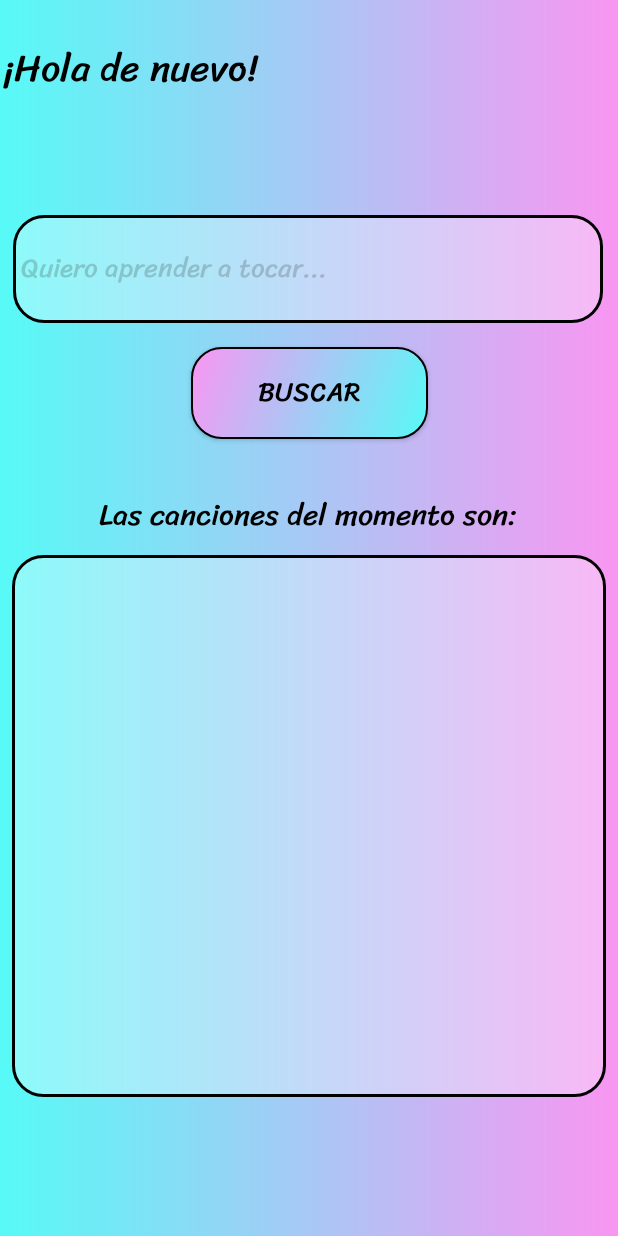
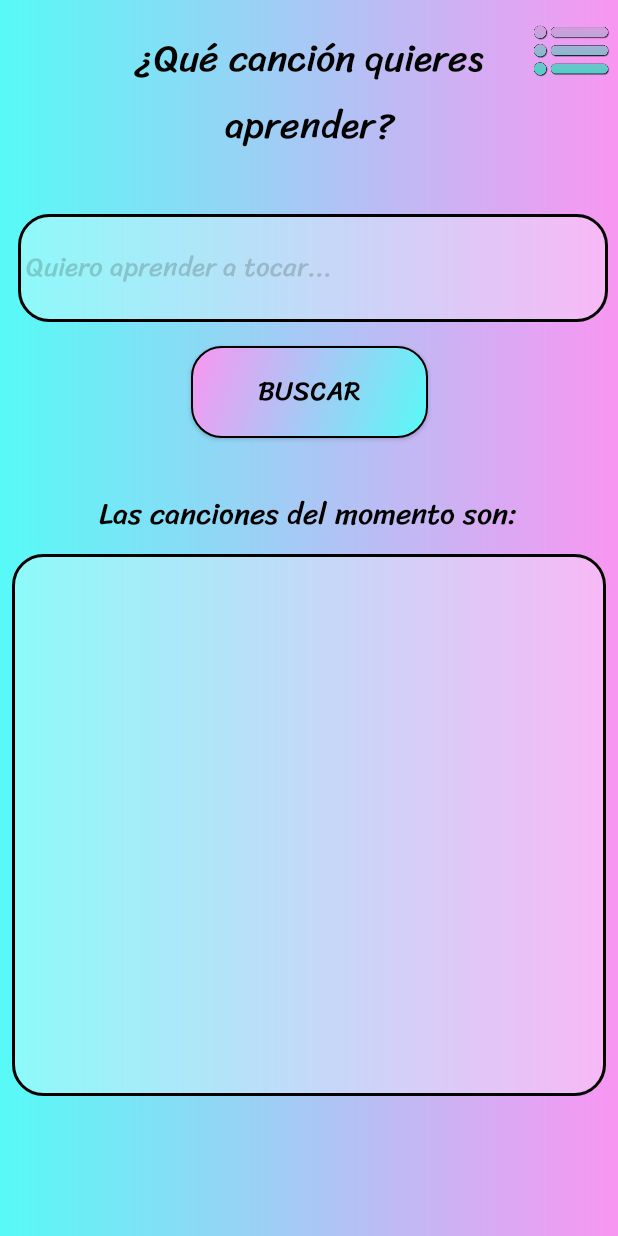
Before and after one commit to JBetancur0/PlayTabs_TFG, an Android app: the main_menu_activity screen opened directly, with no data from a screen before it, on a phone screen of 412 x 824 dp. Run offline under Robolectric (Android 15) with nearby library versions, the phone set to English and light mode, and no system bars; our stand-ins replace Firebase (no records; nobody signed in at launch, a user with empty details on screens opened directly); Roboto replaces fonts that are not available here; 1 statement that could not run was skipped.

Commit message:
Implementación de un menú lateral

```diff
--- a/app/src/main/java/com/juancho_dam/playtabs/main_menu_activity.java
+++ b/app/src/main/java/com/juancho_dam/playtabs/main_menu_activity.java
@@ -7,6 +7,10 @@ import androidx.recyclerview.widget.RecyclerView;
 
 import android.content.Intent;
 import android.os.Bundle;
+import android.view.View;
+import android.widget.Button;
+import android.widget.EditText;
+import android.widget.ImageView;
 import android.widget.TextView;
 
 import com.google.firebase.auth.FirebaseUser;
@@ -27,14 +31,30 @@ public class main_menu_activity extends AppCompatActivity {
     private ListaTabsAdapter adaptadorTabs;
     private ArrayList<Tab> tabs;
     private DatabaseReference myRefTabs = null;
+    private ImageView img_menuBack;
+    private ImageView img_btnBack;
+    private Button btn_buscarTab;
+    private EditText input_nom_tab;
+    private ImageView img_user_pic;
 
     @Override
     protected void onCreate(Bundle savedInstanceState) {
         super.onCreate(savedInstanceState);
         setContentView(R.layout.activity_main_menu);
 
-        user_name = findViewById(R.id.txt_nombre_user);
         rv_tabsH = (RecyclerView) findViewById(R.id.rv_tabsH);
+        img_menuBack = findViewById(R.id.img_menuBack);
+        btn_buscarTab = findViewById(R.id.btn_buscar_tab);
+        img_btnBack = findViewById(R.id.img_btnBack);
+        input_nom_tab = findViewById(R.id.input_nom_tab);
+        user_name = findViewById(R.id.txt_user_name);
+        img_user_pic = findViewById(R.id.img_user_pic);
+
+        img_menuBack.setAlpha(0.0f);
+        img_btnBack.setAlpha(0.0f);
+        img_btnBack.setClickable(false);
+        user_name.setAlpha(0.0f);
+        img_user_pic.setAlpha(0.0f);
 
         LinearLayoutManager manager = new LinearLayoutManager(this);
         rv_tabsH.setLayoutManager(manager);
@@ -76,8 +96,43 @@ public class main_menu_activity extends AppCompatActivity {
         FirebaseUser user = i.getParcelableExtra(iniciar_sesion_activity.EXTRA_CURRENT_USER);
 
         String user_nameFirebase = user.getDisplayName();
+        user_name.setText(user_nameFirebase);
 
-        user_name.setText(user_nameFirebase);
+
+
+    }
+
+    public void open_menu(View view) {
+
+        img_btnBack.setClickable(true);
+        input_nom_tab.setClickable(false);
+        input_nom_tab.setFocusable(false);
+        rv_tabsH.setClickable(false);
+        rv_tabsH.setFocusable(false);
+        input_nom_tab.setFocusableInTouchMode(false);
+        img_menuBack.animate().alpha(1.0f).setDuration(300);
+        btn_buscarTab.animate().alpha(0.0f).setDuration(300);
+        img_btnBack.animate().alpha(1.0f).setDuration(300);
+        user_name.animate().alpha(1.0f).setDuration(300);
+        img_user_pic.animate().alpha(1.0f).setDuration(300);
+
+
+
+    }
+
+    public void hide_menu(View view) {
+
+        img_btnBack.setClickable(false);
+        input_nom_tab.setClickable(true);
+        input_nom_tab.setFocusable(true);
+        rv_tabsH.setClickable(true);
+        rv_tabsH.setFocusable(true);
+        input_nom_tab.setFocusableInTouchMode(true);
+        img_menuBack.animate().alpha(0.0f).setDuration(300);
+        img_btnBack.animate().alpha(0.0f).setDuration(300);
+        btn_buscarTab.animate().alpha(1.0f).setDuration(300);
+        user_name.animate().alpha(0.0f).setDuration(300);
+        img_user_pic.animate().alpha(0.0f).setDuration(300);
 
     }
 }
--- /dev/null
+++ b/app/src/main/res/drawable-v24/lateral_menu_back.xml
@@ -0,0 +1,10 @@
+<?xml version="1.0" encoding="utf-8"?>
+<shape xmlns:android="http://schemas.android.com/apk/res/android"
+    android:shape="rectangle">
+    <gradient
+        android:startColor="#57FAF7"
+        android:endColor="#F996F2"
+        android:angle="0" />
+    <corners android:radius="20dp"/>
+    <stroke android:width="3px" android:color="#000000" />
+</shape>
--- a/app/src/main/res/layout/activity_main_menu.xml
+++ b/app/src/main/res/layout/activity_main_menu.xml
@@ -12,7 +12,7 @@
         android:layout_width="393dp"
         android:layout_height="72dp"
         android:layout_marginStart="40dp"
-        android:layout_marginTop="56dp"
+        android:layout_marginTop="80dp"
         android:layout_marginEnd="40dp"
         android:autofillHints=""
         android:background="@drawable/input_background"
@@ -25,9 +25,9 @@
         android:textColor="#000000"
         android:textColorHint="#4540514C"
         app:layout_constraintEnd_toEndOf="parent"
-        app:layout_constraintHorizontal_bias="0.516"
+        app:layout_constraintHorizontal_bias="0.467"
         app:layout_constraintStart_toStartOf="parent"
-        app:layout_constraintTop_toBottomOf="@+id/txt_nombre_user" />
+        app:layout_constraintTop_toBottomOf="@+id/img_btnMenu" />
 
     <ImageView
         android:id="@+id/img_back_rv_tabsH"
@@ -65,6 +65,32 @@
         app:layout_constraintStart_toStartOf="parent"
         app:layout_constraintTop_toBottomOf="@+id/btn_buscar_tab" />
 
+    <TextView
+        android:id="@+id/txt_siguiente_cancion"
+        android:layout_width="249dp"
+        android:layout_height="82dp"
+        android:layout_marginTop="16dp"
+        android:fontFamily="@font/sriracha"
+        android:gravity="center"
+        android:text="@string/txt_siguiente_cancion"
+        android:textColor="#000000"
+        android:textSize="25sp"
+        app:layout_constraintEnd_toEndOf="parent"
+        app:layout_constraintStart_toStartOf="parent"
+        app:layout_constraintTop_toTopOf="parent" />
+
+    <ImageView
+        android:id="@+id/img_btnMenu"
+        android:layout_width="56dp"
+        android:layout_height="57dp"
+        android:layout_marginTop="5dp"
+        android:layout_marginEnd="4dp"
+        android:onClick="open_menu"
+        app:layout_constraintEnd_toEndOf="parent"
+        app:layout_constraintTop_toTopOf="parent"
+        app:srcCompat="@drawable/menu"
+        tools:ignore="SpeakableTextPresentCheck,SpeakableTextPresentCheck" />
+
     <Button
         android:id="@+id/btn_buscar_tab"
         android:layout_width="158dp"
@@ -81,30 +107,53 @@
         app:layout_constraintStart_toStartOf="parent"
         app:layout_constraintTop_toBottomOf="@+id/input_nom_tab" />
 
-    <TextView
-        android:id="@+id/txt_welcome_user"
-        android:layout_width="174dp"
-        android:layout_height="83dp"
-        android:layout_marginTop="4dp"
-        android:fontFamily="@font/sriracha"
-        android:gravity="center"
-        android:text="@string/txt_welcome_user"
-        android:textColor="#000000"
-        android:textSize="25dp"
+    <ImageView
+        android:id="@+id/img_menuBack"
+        android:layout_width="283dp"
+        android:layout_height="591dp"
+        android:layout_marginTop="56dp"
+        android:layout_marginEnd="4dp"
+        android:visibility="visible"
+        app:layout_constraintEnd_toEndOf="parent"
+        app:layout_constraintTop_toTopOf="parent"
+        app:srcCompat="@drawable/lateral_menu_back" />
+
+    <ImageView
+        android:id="@+id/img_btnBack"
+        android:layout_width="70dp"
+        android:layout_height="70dp"
+        android:layout_marginStart="16dp"
+        android:layout_marginTop="16dp"
+        android:onClick="hide_menu"
+        android:rotation="90"
+        android:visibility="visible"
         app:layout_constraintStart_toStartOf="parent"
-        app:layout_constraintTop_toTopOf="parent" />
+        app:layout_constraintTop_toTopOf="parent"
+        app:srcCompat="@drawable/back_pick"
+        tools:ignore="SpeakableTextPresentCheck,SpeakableTextPresentCheck" />
 
     <TextView
-        android:id="@+id/txt_nombre_user"
-        android:layout_width="237dp"
-        android:layout_height="83dp"
-        android:layout_marginTop="4dp"
+        android:id="@+id/txt_user_name"
+        android:layout_width="163dp"
+        android:layout_height="45dp"
+        android:layout_marginTop="84dp"
+        android:layout_marginEnd="16dp"
         android:fontFamily="@font/sriracha"
         android:gravity="center"
         android:text="@string/txt_nombre_user"
         android:textColor="#000000"
-        android:textSize="25dp"
+        android:textSize="23sp"
         app:layout_constraintEnd_toEndOf="parent"
         app:layout_constraintTop_toTopOf="parent" />
 
+    <ImageView
+        android:id="@+id/img_user_pic"
+        android:layout_width="79dp"
+        android:layout_height="78dp"
+        android:layout_marginTop="72dp"
+        android:layout_marginEnd="12dp"
+        app:layout_constraintEnd_toStartOf="@+id/txt_user_name"
+        app:layout_constraintTop_toTopOf="parent"
+        app:srcCompat="@drawable/user_pic" />
+
 </androidx.constraintlayout.widget.ConstraintLayout>
--- a/app/src/main/res/values/strings.xml
+++ b/app/src/main/res/values/strings.xml
@@ -22,4 +22,5 @@
     <string name="txt_userRegis">Nombre de usuario</string>
     <string name="rv_tabsh_txtNombreC">Canción:</string>
     <string name="rv_tabsh_txtArtista">Artista:</string>
+    <string name="txt_siguiente_cancion">¿Qué canción quieres aprender?</string>
 </resources>
```
Also changed, not shown: app/src/main/res/drawable-v24/back_pick.png (added), app/src/main/res/drawable-v24/user_pic.png (added).
